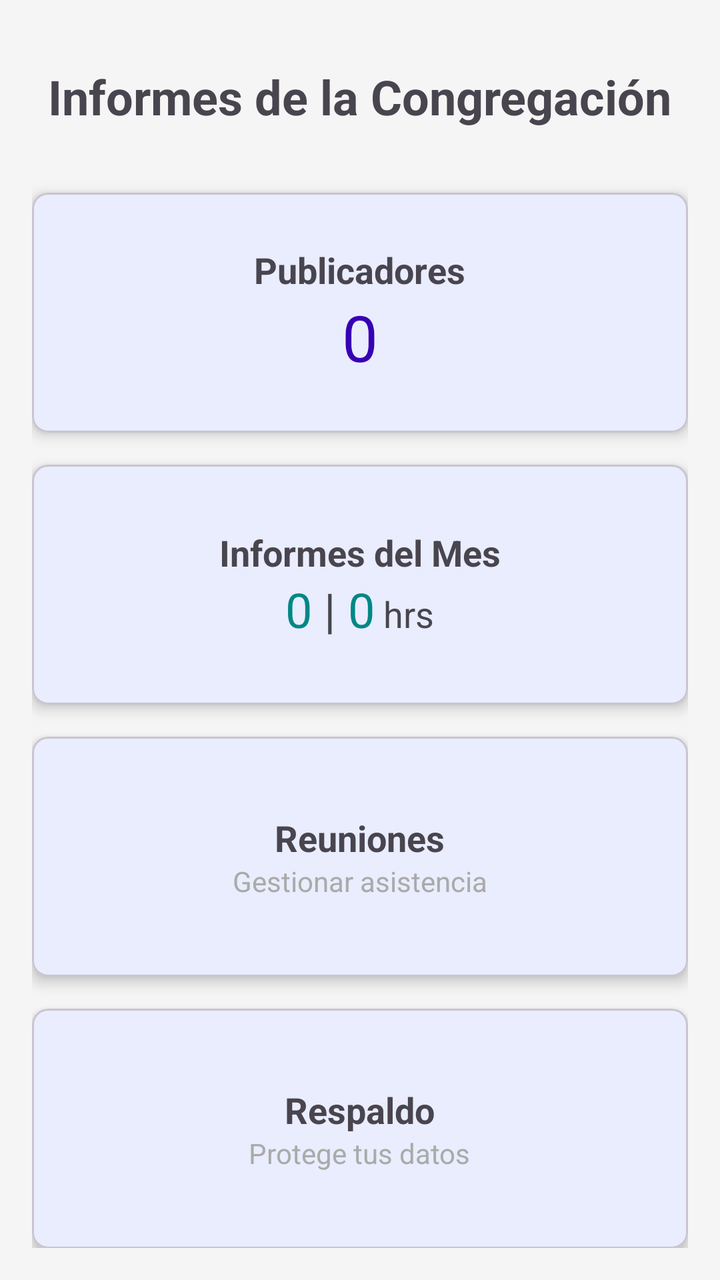
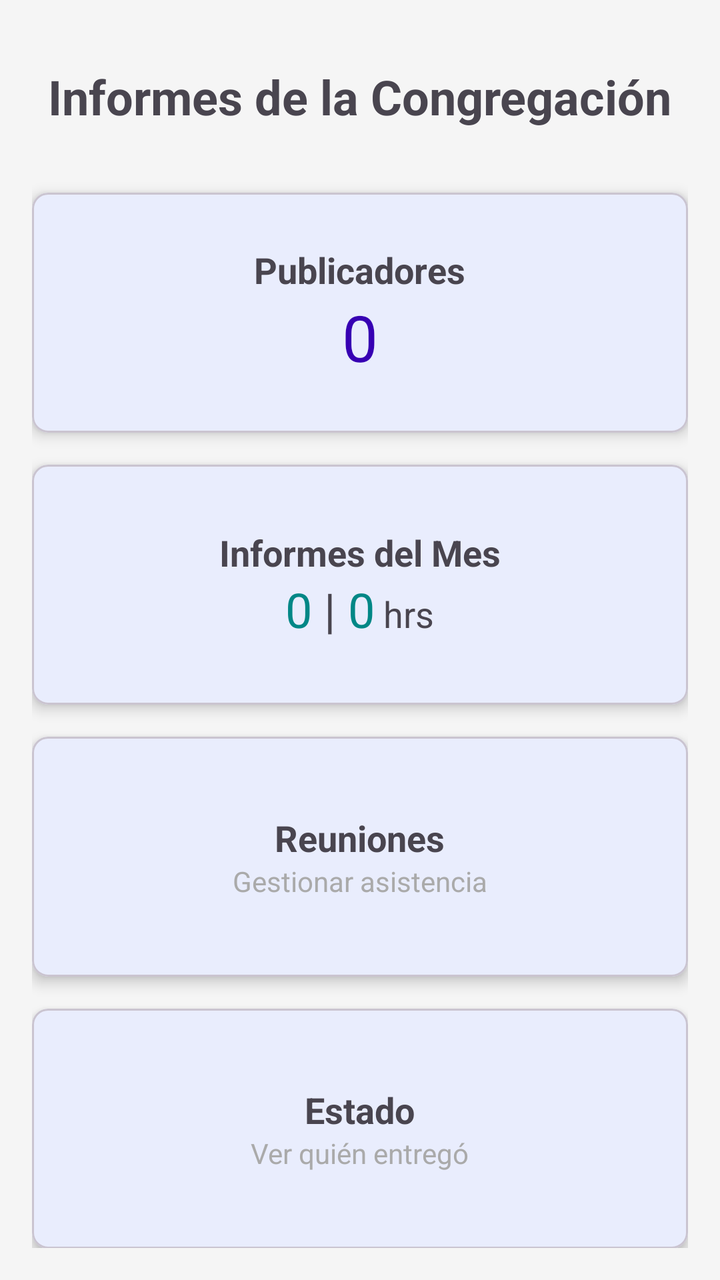

Compare the two renders of this Android layout. The source of the first and the diff that turns it into the second are given below.
<!-- AndroidManifest.xml: activity theme Theme.CongregationReports -->
<!-- res/layout/activity_main.xml -->
<?xml version="1.0" encoding="utf-8"?>
<androidx.constraintlayout.widget.ConstraintLayout xmlns:android="http://schemas.android.com/apk/res/android"
    xmlns:app="http://schemas.android.com/apk/res-auto"
    xmlns:tools="http://schemas.android.com/tools"
    android:layout_width="match_parent"
    android:layout_height="match_parent"
    android:padding="16dp"
    tools:context=".ui.MainActivity">

    <TextView
        android:id="@+id/textTitle"
        android:layout_width="wrap_content"
        android:layout_height="wrap_content"
        android:text="Informes de la Congregación"
        android:textSize="24sp"
        android:textStyle="bold"
        app:layout_constraintEnd_toEndOf="parent"
        app:layout_constraintStart_toStartOf="parent"
        app:layout_constraintTop_toTopOf="parent"
        android:layout_marginTop="16dp" />

    <com.google.android.material.card.MaterialCardView
        android:id="@+id/cardPublishers"
        android:layout_width="0dp"
        android:layout_height="120dp"
        android:layout_marginTop="32dp"
        app:cardCornerRadius="8dp"
        app:cardElevation="4dp"
        app:layout_constraintEnd_toEndOf="parent"
        app:layout_constraintStart_toStartOf="parent"
        app:layout_constraintTop_toBottomOf="@id/textTitle">

        <LinearLayout
            android:layout_width="match_parent"
            android:layout_height="match_parent"
            android:gravity="center"
            android:orientation="vertical"
            android:padding="16dp">

            <TextView
                android:layout_width="wrap_content"
                android:layout_height="wrap_content"
                android:text="Publicadores"
                android:textSize="18sp"
                android:textStyle="bold" />

            <TextView
                android:id="@+id/textPublishersCount"
                android:layout_width="wrap_content"
                android:layout_height="wrap_content"
                android:text="0"
                android:textSize="32sp"
                android:textColor="@color/purple_700" />
        </LinearLayout>
    </com.google.android.material.card.MaterialCardView>

    <com.google.android.material.card.MaterialCardView
        android:id="@+id/cardReports"
        android:layout_width="0dp"
        android:layout_height="120dp"
        android:layout_marginTop="16dp"
        app:cardCornerRadius="8dp"
        app:cardElevation="4dp"
        app:layout_constraintEnd_toEndOf="parent"
        app:layout_constraintStart_toStartOf="parent"
        app:layout_constraintTop_toBottomOf="@id/cardPublishers">

        <LinearLayout
            android:layout_width="match_parent"
            android:layout_height="match_parent"
            android:gravity="center"
            android:orientation="vertical"
            android:padding="16dp">

            <TextView
                android:layout_width="wrap_content"
                android:layout_height="wrap_content"
                android:text="Informes del Mes"
                android:textSize="18sp"
                android:textStyle="bold" />

            <LinearLayout
                android:layout_width="wrap_content"
                android:layout_height="wrap_content"
                android:orientation="horizontal">

                <TextView
                    android:id="@+id/textReportsCount"
                    android:layout_width="wrap_content"
                    android:layout_height="wrap_content"
                    android:text="0"
                    android:textSize="24sp"
                    android:textColor="@color/teal_700" />

                <TextView
                    android:layout_width="wrap_content"
                    android:layout_height="wrap_content"
                    android:text=" | "
                    android:textSize="24sp" />

                <TextView
                    android:id="@+id/textTotalHours"
                    android:layout_width="wrap_content"
                    android:layout_height="wrap_content"
                    android:text="0"
                    android:textSize="24sp"
                    android:textColor="@color/teal_700" />

                <TextView
                    android:layout_width="wrap_content"
                    android:layout_height="wrap_content"
                    android:text=" hrs"
                    android:textSize="18sp" />
            </LinearLayout>
        </LinearLayout>
    </com.google.android.material.card.MaterialCardView>

    <com.google.android.material.card.MaterialCardView
        android:id="@+id/cardMeetings"
        android:layout_width="0dp"
        android:layout_height="120dp"
        android:layout_marginTop="16dp"
        app:cardCornerRadius="8dp"
        app:cardElevation="4dp"
        app:layout_constraintEnd_toEndOf="parent"
        app:layout_constraintStart_toStartOf="parent"
        app:layout_constraintTop_toBottomOf="@id/cardReports">

        <LinearLayout
            android:layout_width="match_parent"
            android:layout_height="match_parent"
            android:gravity="center"
            android:orientation="vertical"
            android:padding="16dp">

            <TextView
                android:layout_width="wrap_content"
                android:layout_height="wrap_content"
                android:text="Reuniones"
                android:textSize="18sp"
                android:textStyle="bold" />

            <TextView
                android:layout_width="wrap_content"
                android:layout_height="wrap_content"
                android:text="Gestionar asistencia"
                android:textSize="14sp"
                android:textColor="@android:color/darker_gray" />
        </LinearLayout>
    </com.google.android.material.card.MaterialCardView>

    <com.google.android.material.card.MaterialCardView
        android:id="@+id/cardBackup"
        android:layout_width="0dp"
        android:layout_height="120dp"
        android:layout_marginTop="16dp"
        app:cardCornerRadius="8dp"
        app:cardElevation="4dp"
        app:layout_constraintEnd_toEndOf="parent"
        app:layout_constraintStart_toStartOf="parent"
        app:layout_constraintTop_toBottomOf="@id/cardMeetings">

        <LinearLayout
            android:layout_width="match_parent"
            android:layout_height="match_parent"
            android:gravity="center"
            android:orientation="vertical"
            android:padding="16dp">

            <TextView
                android:layout_width="wrap_content"
                android:layout_height="wrap_content"
                android:text="Respaldo"
                android:textSize="18sp"
                android:textStyle="bold" />

            <TextView
                android:layout_width="wrap_content"
                android:layout_height="wrap_content"
                android:text="Protege tus datos"
                android:textSize="14sp"
                android:textColor="@android:color/darker_gray" />
        </LinearLayout>
    </com.google.android.material.card.MaterialCardView>

</androidx.constraintlayout.widget.ConstraintLayout>
<!-- resources referenced by this layout -->
<resources>
  <color name="purple_700">#FF3700B3</color>
  <color name="teal_700">#FF018786</color>
  <style name="Theme.CongregationReports" parent="Base.Theme.CongregationReports">
          <item name="android:windowContentTransitions">true</item>
      </style>
  <style name="Base.Theme.CongregationReports" parent="Theme.Material3.DayNight.NoActionBar">
          <item name="colorPrimary">@color/primary</item>
          <item name="colorPrimaryDark">@color/primary_dark</item>
          <item name="colorAccent">@color/accent</item>
          <item name="android:statusBarColor">@color/primary_dark</item>
          <item name="android:windowBackground">@color/background</item>
      </style>
  <color name="primary">#2196F3</color>
  <color name="primary_dark">#1976D2</color>
  <color name="accent">#FF9800</color>
  <color name="background">#F5F5F5</color>
</resources>

<!-- the commit's change to res/layout/activity_main.xml (unified diff, before → after) -->
@@ -150,7 +150,7 @@
     </com.google.android.material.card.MaterialCardView>
 
     <com.google.android.material.card.MaterialCardView
-        android:id="@+id/cardBackup"
+        android:id="@+id/cardStatus"
         android:layout_width="0dp"
         android:layout_height="120dp"
         android:layout_marginTop="16dp"
@@ -170,17 +170,92 @@
             <TextView
                 android:layout_width="wrap_content"
                 android:layout_height="wrap_content"
-                android:text="Respaldo"
-                android:textSize="18sp"
-                android:textStyle="bold" />
-
-            <TextView
-                android:layout_width="wrap_content"
-                android:layout_height="wrap_content"
-                android:text="Protege tus datos"
+                android:text="Estado"
+                android:textSize="18sp"
+                android:textStyle="bold" />
+
+            <TextView
+                android:layout_width="wrap_content"
+                android:layout_height="wrap_content"
+                android:text="Ver quién entregó"
                 android:textSize="14sp"
                 android:textColor="@android:color/darker_gray" />
         </LinearLayout>
     </com.google.android.material.card.MaterialCardView>
 
+    <LinearLayout
+        android:layout_width="0dp"
+        android:layout_height="120dp"
+        android:layout_marginTop="16dp"
+        android:orientation="horizontal"
+        app:layout_constraintEnd_toEndOf="parent"
+        app:layout_constraintStart_toStartOf="parent"
+        app:layout_constraintTop_toBottomOf="@id/cardStatus">
+
+        <com.google.android.material.card.MaterialCardView
+            android:id="@+id/cardStats"
+            android:layout_width="0dp"
+            android:layout_height="match_parent"
+            android:layout_weight="1"
+            android:layout_marginEnd="8dp"
+            app:cardCornerRadius="8dp"
+            app:cardElevation="4dp">
+
+            <LinearLayout
+                android:layout_width="match_parent"
+                android:layout_height="match_parent"
+                android:gravity="center"
+                android:orientation="vertical"
+                android:padding="16dp">
+
+                <TextView
+                    android:layout_width="wrap_content"
+                    android:layout_height="wrap_content"
+                    android:text="Estadísticas"
+                    android:textSize="16sp"
+                    android:textStyle="bold" />
+
+                <TextView
+                    android:layout_width="wrap_content"
+                    android:layout_height="wrap_content"
+                    android:text="Gráficos"
+                    android:textSize="12sp"
+                    android:textColor="@android:color/darker_gray" />
+            </LinearLayout>
+        </com.google.android.material.card.MaterialCardView>
+
+        <com.google.android.material.card.MaterialCardView
+            android:id="@+id/cardBackup"
+            android:layout_width="0dp"
+            android:layout_height="match_parent"
+            android:layout_weight="1"
+            android:layout_marginStart="8dp"
+            app:cardCornerRadius="8dp"
+            app:cardElevation="4dp">
+
+            <LinearLayout
+                android:layout_width="match_parent"
+                android:layout_height="match_parent"
+                android:gravity="center"
+                android:orientation="vertical"
+                android:padding="16dp">
+
+                <TextView
+                    android:layout_width="wrap_content"
+                    android:layout_height="wrap_content"
+                    android:text="Respaldo"
+                    android:textSize="16sp"
+                    android:textStyle="bold" />
+
+                <TextView
+                    android:layout_width="wrap_content"
+                    android:layout_height="wrap_content"
+                    android:text="Protege datos"
+                    android:textSize="12sp"
+                    android:textColor="@android:color/darker_gray" />
+            </LinearLayout>
+        </com.google.android.material.card.MaterialCardView>
+
+    </LinearLayout>
+
 </androidx.constraintlayout.widget.ConstraintLayout>
